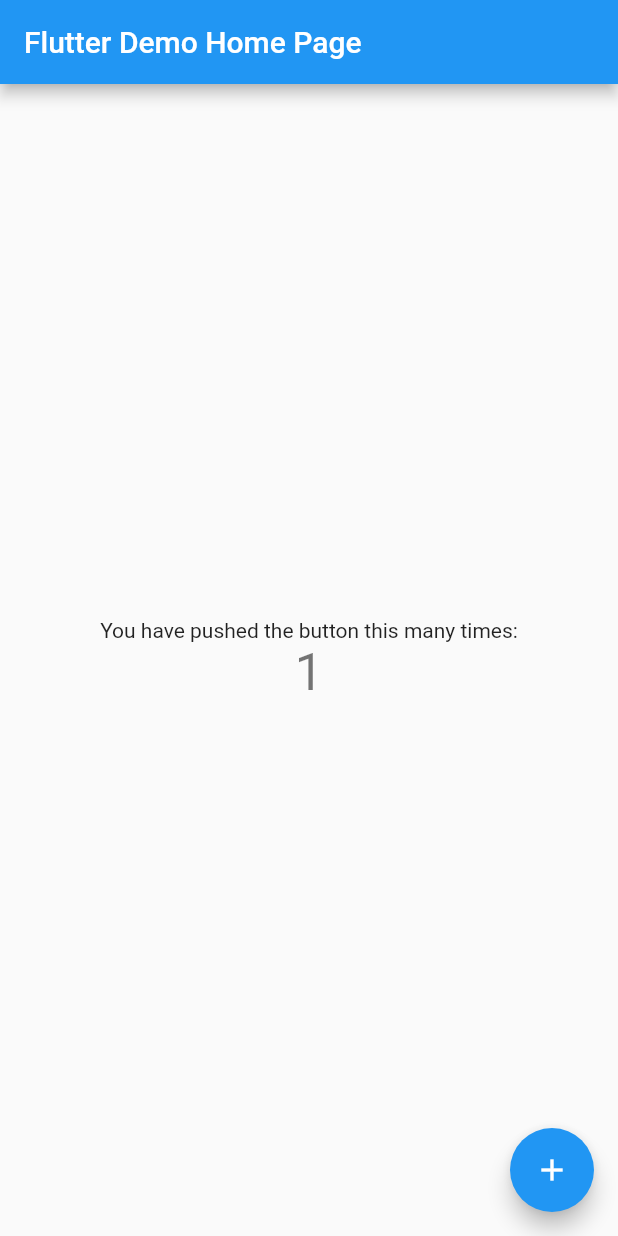
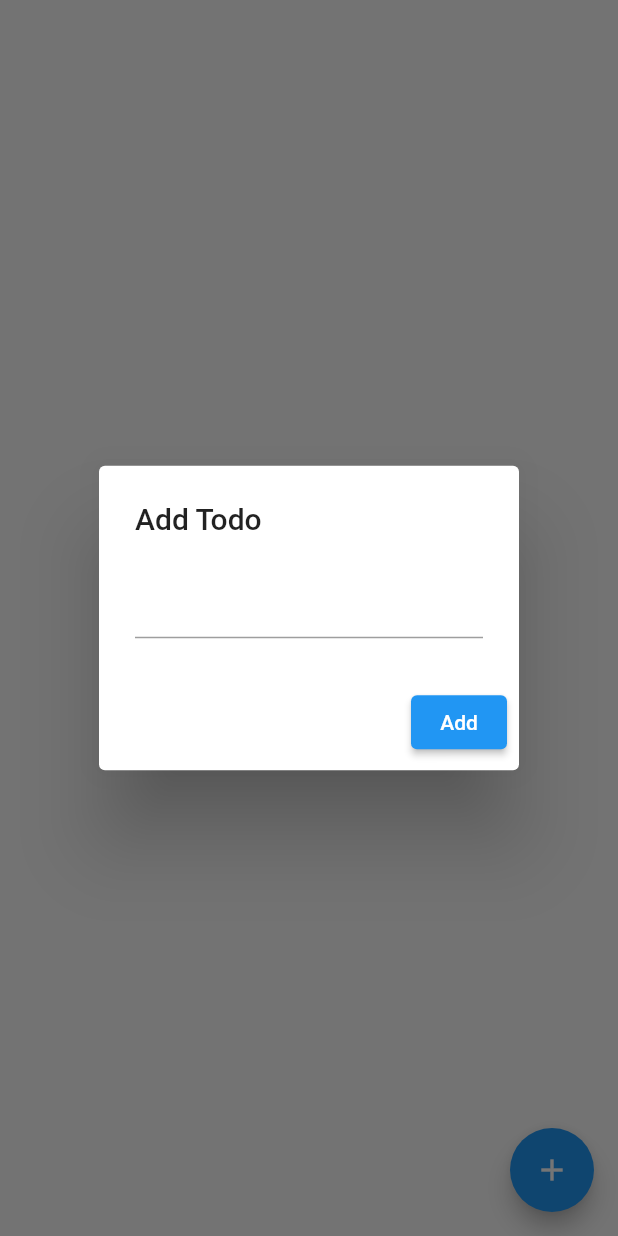
Before and after one commit to Muhammad-Bilal300/flutter_ToDo_App, a Flutter app: the screen it shows after launch, after a tap on the "add" icon, on a phone screen of 412 x 824 dp. Run offline on Flutter 3.47's test engine with Material 2 defaults, Android fonts, the phone set to English and light mode, and no system bars.

Commit message:
Todo_App

```diff
--- a/lib/main.dart
+++ b/lib/main.dart
@@ -1,4 +1,5 @@
 import 'package:flutter/material.dart';
+import 'todo.dart';
 
 void main() {
   runApp(const MyApp());
@@ -11,105 +12,9 @@ class MyApp extends StatelessWidget {
   @override
   Widget build(BuildContext context) {
     return MaterialApp(
-      title: 'Flutter Demo',
-      theme: ThemeData(
-        // This is the theme of your application.
-        //
-        // Try running your application with "flutter run". You'll see the
-        // application has a blue toolbar. Then, without quitting the app, try
-        // changing the primarySwatch below to Colors.green and then invoke
-        // "hot reload" (press "r" in the console where you ran "flutter run",
-        // or simply save your changes to "hot reload" in a Flutter IDE).
-        // Notice that the counter didn't reset back to zero; the application
-        // is not restarted.
-        primarySwatch: Colors.blue,
-      ),
-      home: const MyHomePage(title: 'Flutter Demo Home Page'),
+      debugShowCheckedModeBanner: false,
+      title: 'Todo App',
+      home: const Todo(),
     );
   }
 }
-
-class MyHomePage extends StatefulWidget {
-  const MyHomePage({Key? key, required this.title}) : super(key: key);
-
-  // This widget is the home page of your application. It is stateful, meaning
-  // that it has a State object (defined below) that contains fields that affect
-  // how it looks.
-
-  // This class is the configuration for the state. It holds the values (in this
-  // case the title) provided by the parent (in this case the App widget) and
-  // used by the build method of the State. Fields in a Widget subclass are
-  // always marked "final".
-
-  final String title;
-
-  @override
-  State<MyHomePage> createState() => _MyHomePageState();
-}
-
-class _MyHomePageState extends State<MyHomePage> {
-  int _counter = 0;
-
-  void _incrementCounter() {
-    setState(() {
-      // This call to setState tells the Flutter framework that something has
-      // changed in this State, which causes it to rerun the build method below
-      // so that the display can reflect the updated values. If we changed
-      // _counter without calling setState(), then the build method would not be
-      // called again, and so nothing would appear to happen.
-      _counter++;
-    });
-  }
-
-  @override
-  Widget build(BuildContext context) {
-    // This method is rerun every time setState is called, for instance as done
-    // by the _incrementCounter method above.
-    //
-    // The Flutter framework has been optimized to make rerunning build methods
-    // fast, so that you can just rebuild anything that needs updating rather
-    // than having to individually change instances of widgets.
-    return Scaffold(
-      appBar: AppBar(
-        // Here we take the value from the MyHomePage object that was created by
-        // the App.build method, and use it to set our appbar title.
-        title: Text(widget.title),
-      ),
-      body: Center(
-        // Center is a layout widget. It takes a single child and positions it
-        // in the middle of the parent.
-        child: Column(
-          // Column is also a layout widget. It takes a list of children and
-          // arranges them vertically. By default, it sizes itself to fit its
-          // children horizontally, and tries to be as tall as its parent.
-          //
-          // Invoke "debug painting" (press "p" in the console, choose the
-          // "Toggle Debug Paint" action from the Flutter Inspector in Android
-          // Studio, or the "Toggle Debug Paint" command in Visual Studio Code)
-          // to see the wireframe for each widget.
-          //
-          // Column has various properties to control how it sizes itself and
-          // how it positions its children. Here we use mainAxisAlignment to
-          // center the children vertically; the main axis here is the vertical
-          // axis because Columns are vertical (the cross axis would be
-          // horizontal).
-          mainAxisAlignment: MainAxisAlignment.center,
-          children: <Widget>[
-            const Text(
-              'You have pushed the button this many times:',
-            ),
-            Text(
-              '$_counter',
-              style: Theme.of(context).textTheme.headline4,
-            ),
-          ],
-        ),
-      ),
-      floatingActionButton: FloatingActionButton(
-        onPressed: _incrementCounter,
-        tooltip: 'Increment',
-        child: const Icon(Icons.add),
-      ), // This trailing comma makes auto-formatting nicer for build methods.
-    );
-  }
-}
--- /dev/null
+++ b/lib/todo.dart
@@ -0,0 +1,119 @@
+import 'package:flutter/cupertino.dart';
+import 'package:flutter/material.dart';
+
+class Todo extends StatefulWidget {
+  const Todo({Key? key}) : super(key: key);
+
+  @override
+  _TodoState createState() => _TodoState();
+}
+
+class _TodoState extends State<Todo> {
+  var output = '';
+  List<dynamic> lst = [];
+
+  @override
+  Widget build(BuildContext context) {
+    return Scaffold(
+      body: ListView.builder(
+          shrinkWrap: true,
+          itemCount: lst.length,
+          itemBuilder: (context, index) {
+            return Container(
+              // padding: EdgeInsets.all(5),
+              margin: EdgeInsets.all(5),
+              height: 50,
+              color: Colors.grey[300],
+              child: ListTile(
+                leading: Text("${index + 1}",
+                    style:
+                        TextStyle(fontSize: 18, fontWeight: FontWeight.bold)),
+                title: Text(
+                  "${lst[index]}",
+                  style: TextStyle(fontSize: 18, fontWeight: FontWeight.bold),
+                ),
+                trailing: Container(
+                  width: MediaQuery.of(context).size.height * 0.08,
+                  child: Row(
+                    mainAxisAlignment: MainAxisAlignment.spaceBetween,
+                    children: [
+                      InkWell(
+                        onTap: () {
+                          setState(() {
+                            lst.removeAt(index);
+                          });
+                        },
+                        child: Icon(
+                          Icons.delete,
+                          color: Colors.red,
+                        ),
+                      ),
+                      InkWell(
+                        onTap: () {
+                          showDialog(
+                              context: context,
+                              builder: (context) {
+                                return AlertDialog(
+                                  title: Text("Edit Todo"),
+                                  content: TextField(
+                                    onChanged: (value) {
+                                      output = value;
+                                    },
+                                  ),
+                                  actions: [
+                                    ElevatedButton(
+                                        onPressed: () {
+                                          setState(() {
+                                            lst.replaceRange(
+                                                index, index + 1, {output});
+                                            output = '';
+                                          });
+                                          Navigator.of(context).pop();
+                                        },
+                                        child: Text("Edit"))
+                                  ],
+                                );
+                              });
+                        },
+                        child: Icon(
+                          Icons.edit,
+                          color: Colors.green,
+                        ),
+                      ),
+                    ],
+                  ),
+                ),
+              ),
+            );
+          }),
+      floatingActionButton: FloatingActionButton(
+        onPressed: () {
+          showDialog(
+              context: context,
+              builder: (context) {
+                return AlertDialog(
+                  title: Text("Add Todo"),
+                  content: TextField(
+                    onChanged: (value) {
+                      output = value;
+                    },
+                  ),
+                  actions: [
+                    ElevatedButton(
+                        onPressed: () {
+                          setState(() {
+                            lst.add(output);
+                            output = '';
+                          });
+                          Navigator.of(context).pop();
+                        },
+                        child: Text("Add"))
+                  ],
+                );
+              });
+        },
+        child: Icon(Icons.add),
+      ),
+    );
+  }
+}
--- a/pubspec.yaml
+++ b/pubspec.yaml
@@ -34,6 +34,7 @@ dependencies:
   # The following adds the Cupertino Icons font to your application.
   # Use with the CupertinoIcons class for iOS style icons.
   cupertino_icons: ^1.0.2
+  math_expressions: ^2.2.0
 
 dev_dependencies:
   flutter_test:
```
Also changed, not shown: pubspec.lock.
